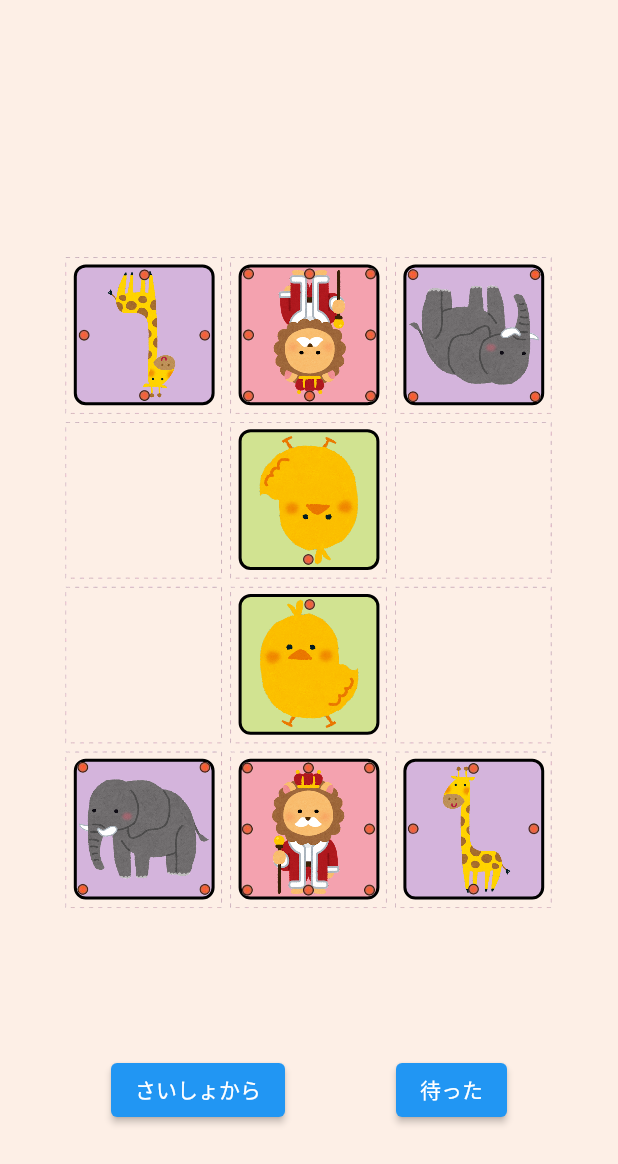
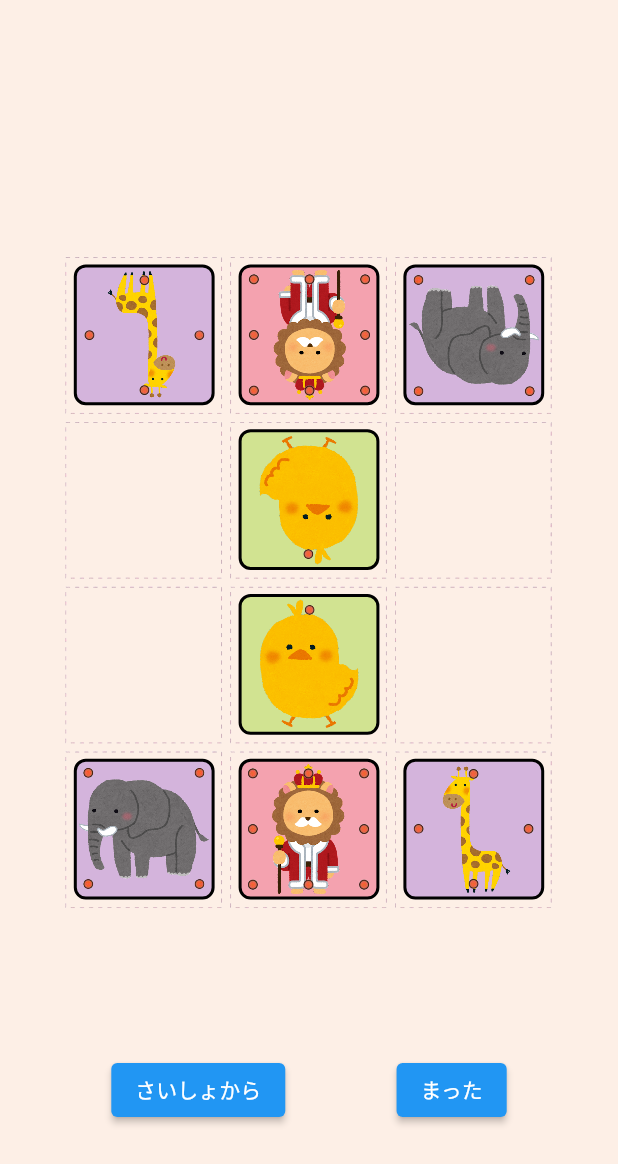
Before and after one commit to YukiMaitani/AnimalShogi, a Flutter app: the screen it shows after launch, on a phone screen of 412 x 824 dp. Shown: the top 1164 px of the screen. Run offline on Flutter 3.47's test engine with Material 2 defaults, Android fonts, the phone set to English and light mode, and no system bars; our stand-ins replace freezed_annotation, hooks_riverpod, logger.

Commit message:
文言を全てひらがなにする

```diff
--- a/lib/pages/game_page.dart
+++ b/lib/pages/game_page.dart
@@ -30,10 +30,10 @@ class GamePage extends HookConsumerWidget {
     final message = switch (gameResult!) {
       GameContinue() => '続行',
       CatchTheLion() =>
-        'キャッチ！${(gameResult as CatchTheLion).winPlayer.name}の勝ち！',
+        'キャッチ！${(gameResult as CatchTheLion).winPlayer.name}のかち！',
       EnterEnemyEndLine() =>
-        'トライ！${(gameResult as EnterEnemyEndLine).winPlayer.name}の勝ち！',
-      ThreeFoldRepetition() => '千日手',
+        'トライ！${(gameResult as EnterEnemyEndLine).winPlayer.name}のかち！',
+      ThreeFoldRepetition() => 'せんにちて',
     };
     showDialog(
         context: context,
@@ -147,7 +147,10 @@ class GamePage extends HookConsumerWidget {
           child: Stack(
             children: [
               Center(child: _buildPieceDefaultImage(piece.pieceType)),
-              _buildPieceDirectionsImage(piece.pieceType),
+              Padding(
+                padding: const EdgeInsets.all(4),
+                child: _buildPieceDirectionsImage(piece.pieceType),
+              ),
             ],
           ),
         ));
@@ -264,7 +267,7 @@ class GamePage extends HookConsumerWidget {
             context: context,
             builder: (context) {
               return AlertDialog(
-                content: const Text('一つまえのきょくめんにもどってもいい？'),
+                content: const Text('ひとつまえのきょくめんにもどってもいい？'),
                 actions: [
                   TextButton(
                     onPressed: () {
@@ -284,7 +287,7 @@ class GamePage extends HookConsumerWidget {
             },
           );
         },
-        child: const Text('待った'),
+        child: const Text('まった'),
       );
     });
   }
```
